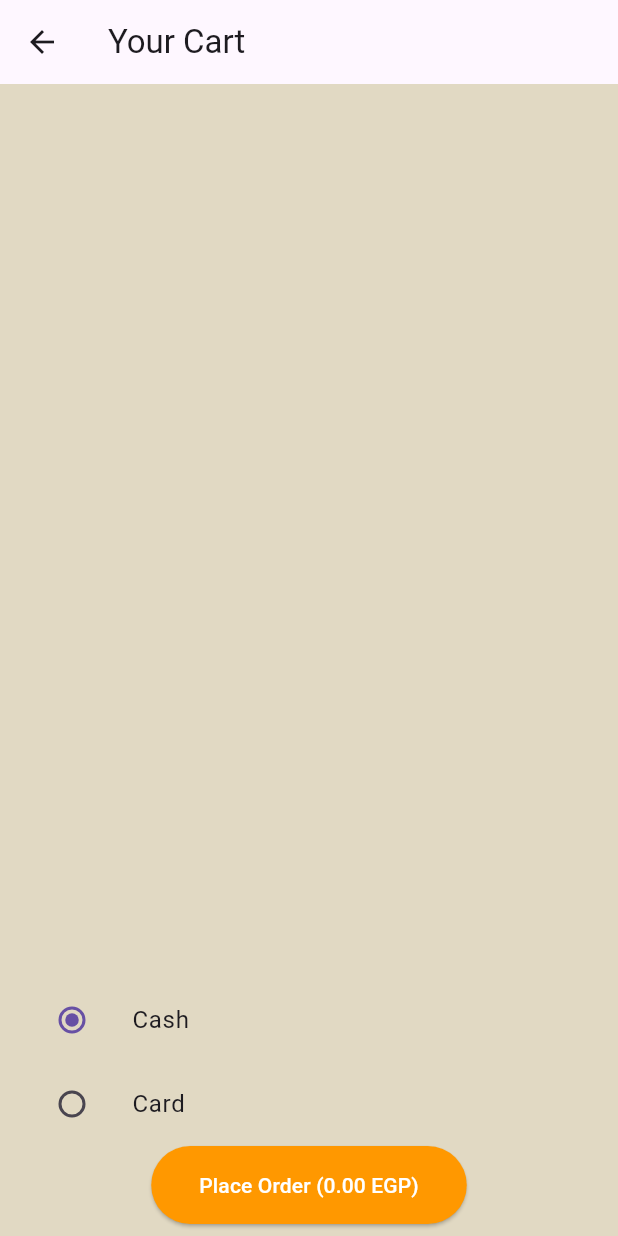
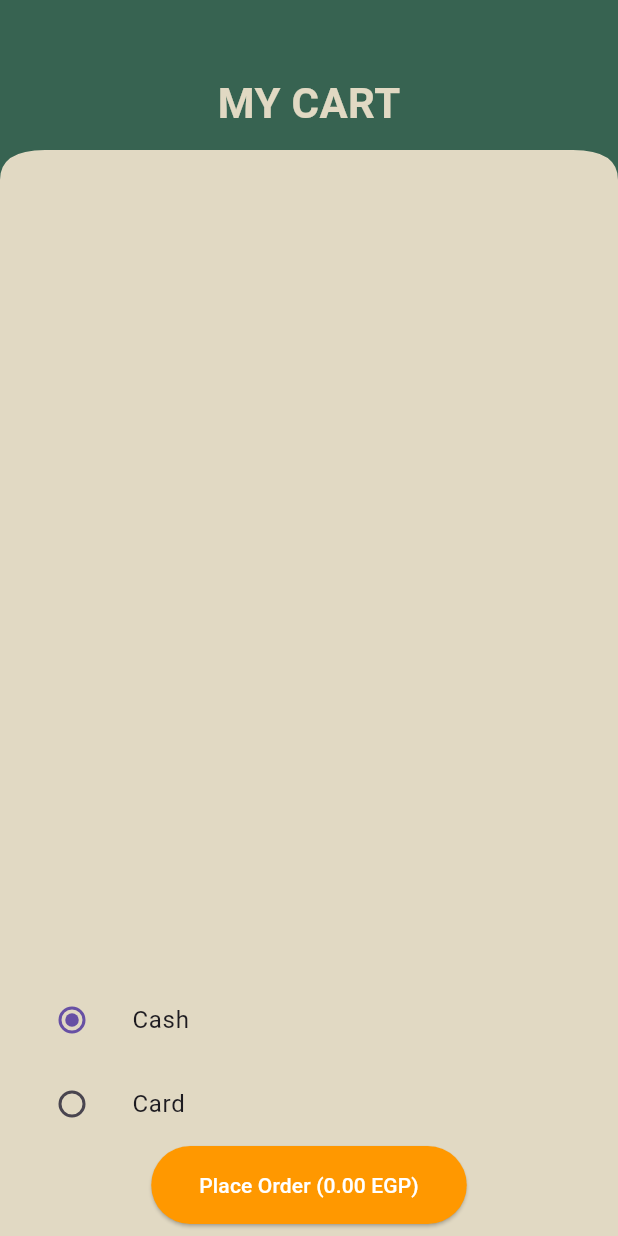
Before and after one commit to naderwael1/kamon, a Flutter app: the CartScreen screen opened directly with empty values, on a phone screen of 412 x 824 dp. Run offline on Flutter 3.47's test engine with Material 3 defaults, Android fonts, the phone set to English and light mode, and no system bars; our stand-ins replace dio, flutter_bloc, flutter_credit_card, freezed_annotation, geolocator, go_router and 2 more; missing offline and left inert: svg_flutter; accounts and stored records are empty; statements that could not run were skipped.

Commit message:
cart clip part one

```diff
--- /dev/null
+++ b/lib/Features/ordars/cart_clip.dart
@@ -0,0 +1,30 @@
+import 'package:flutter/material.dart';
+import 'package:kamon/constant.dart';
+
+class CartClip extends StatelessWidget {
+  const CartClip({
+    super.key,
+  });
+
+  @override
+  Widget build(BuildContext context) {
+    return Container(
+      height: 120,
+      width: double.infinity,
+      color: kPrimaryColor,
+      child: Center(
+        child: Padding(
+          padding: const EdgeInsets.only(top: 17.0),
+          child: Text(
+            'MY CART',
+            style: kPrimaryFont(
+              fontSize: 28,
+              fontWeight: FontWeight.bold,
+              color: kSecondaryColor,
+            ),
+          ),
+        ),
+      ),
+    );
+  }
+}
--- a/lib/Features/ordars/cart_screen.dart
+++ b/lib/Features/ordars/cart_screen.dart
@@ -1,7 +1,9 @@
 import 'package:flutter/material.dart';
+import 'package:kamon/Features/ordars/cart_clip.dart';
 import 'package:kamon/Features/ordars/non_virtual_order/data/post_non_virual.dart';
 import 'package:kamon/Features/ordars/non_virtual_order/model/non_virual_model.dart';
 import 'package:kamon/core/network/dio_helper_pay.dart';
+import 'package:kamon/core/shared_widget/base_clip_path.dart';
 import 'package:provider/provider.dart';
 import 'package:kamon/Features/ordars/data/cart_provider.dart';
 import 'package:shared_preferences/shared_preferences.dart';
@@ -89,11 +91,12 @@ class _CartScreenState extends State<CartScreen> {
   @override
   Widget build(BuildContext context) {
     return Scaffold(
-      appBar: AppBar(
-        title: const Text('Your Cart'),
-      ),
       body: Column(
         children: [
+          ClipPath(
+            clipper: BaseClipper(),
+            child: const CartClip(),
+          ),
           Expanded(
             child: ListView.builder(
               itemCount: widget.cart.items.length,
```
